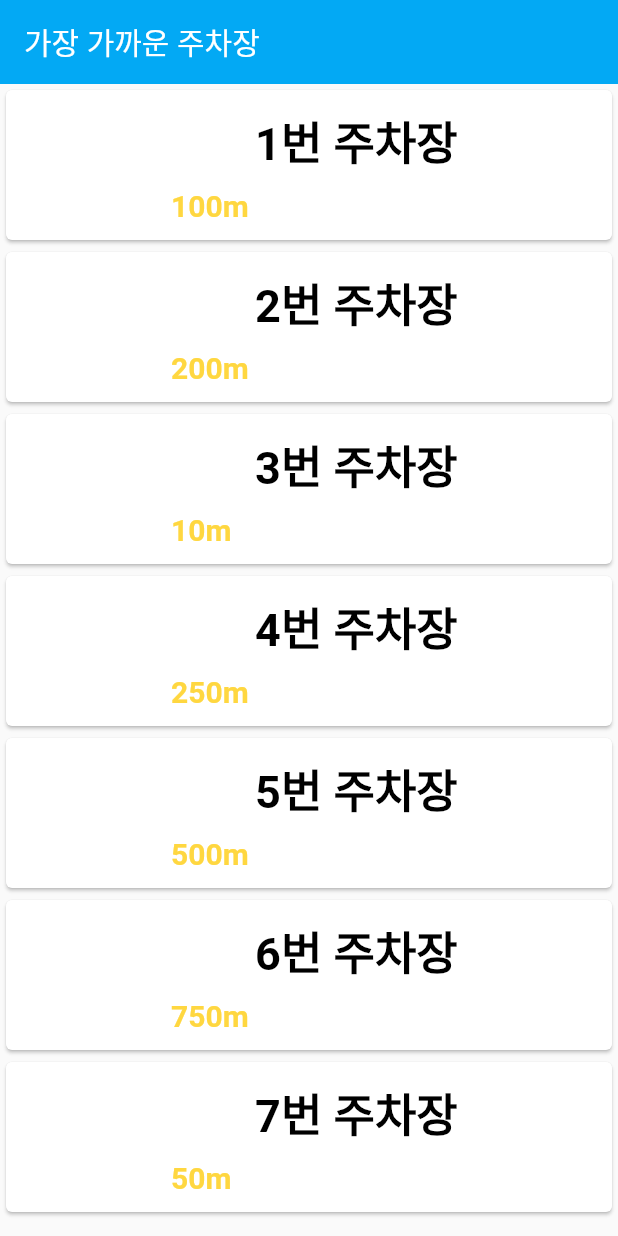
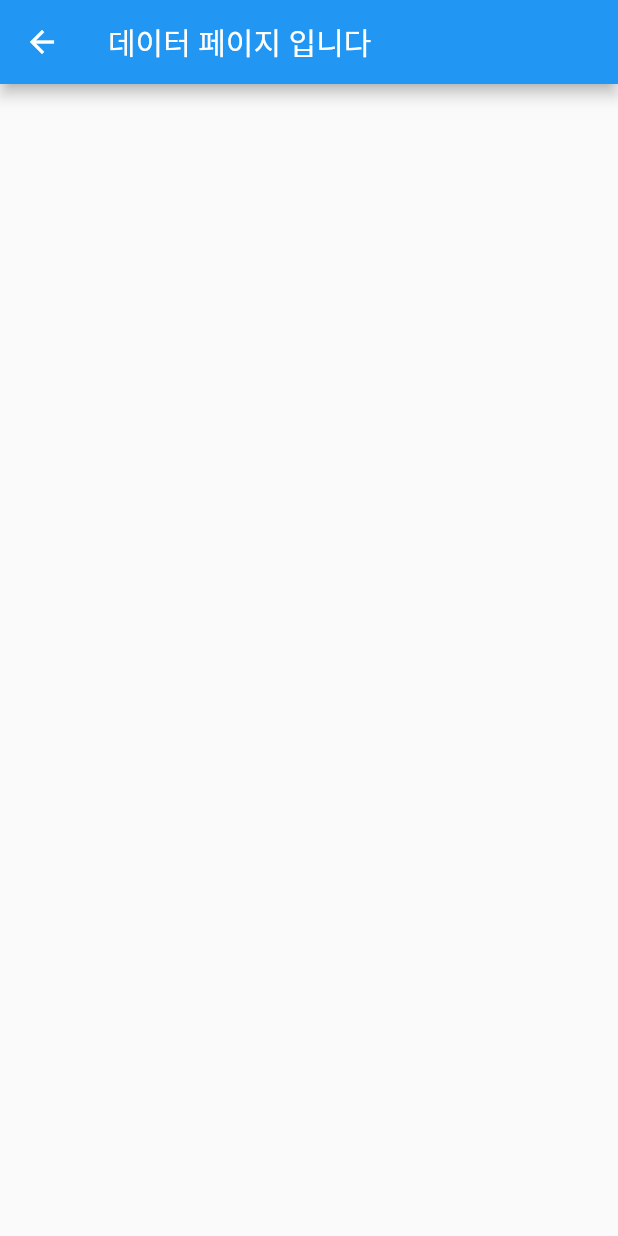
Before and after one commit to chanx2S2/parking_list, a Flutter app: the screen it shows after launch, after a tap on "1번 주차장", on a phone screen of 412 x 824 dp. Run offline on Flutter 3.47's test engine with Material 2 defaults, Android fonts, the phone set to English and light mode, and no system bars.

Commit message:
리스트 틀 완성

```diff
--- /dev/null
+++ b/lib/another_page.dart
@@ -0,0 +1,14 @@
+import 'package:flutter/material.dart';
+
+class AnotherPage extends StatelessWidget {
+  const AnotherPage({Key? key}) : super(key: key);
+
+  @override
+  Widget build(BuildContext context) {
+    return Scaffold(
+      appBar: AppBar(
+        title: Text('데이터 페이지 입니다'),
+      ),
+    );
+  }
+}
--- a/lib/main.dart
+++ b/lib/main.dart
@@ -1,4 +1,6 @@
 import 'package:flutter/material.dart';
+import 'package:parking_list/another_page.dart';
+import 'package:parking_list/model.dart';
 
 void main(){
   runApp(const MyApp());
@@ -25,7 +27,7 @@ class MyList extends StatefulWidget {
 
 class _MyListState extends State<MyList> {
 
-  static var parkinglotList = [
+  static List<String> parkinglotList = [
     '1번 주차장',
     '2번 주차장',
     '3번 주차장',
@@ -35,7 +37,7 @@ class _MyListState extends State<MyList> {
     '7번 주차장',
   ];
 
-  static var parkinglotDistance = [
+  static List<String> parkinglotDistance = [
     '100m',
     '200m',
     '10m',
@@ -63,49 +65,74 @@ class _MyListState extends State<MyList> {
           itemBuilder: (context, index) {
             return GestureDetector(
               onTap: (){
+                Navigator.of(context).push(MaterialPageRoute(
+                    builder: (context) => const AnotherPage()));
                 debugPrint(parkinglotList[index]);
               },
               child: Card(
-                child: Row(
-                  children: [
-                    const SizedBox(
-                      width: 100,
-                      height: 100,
-                    ),
-                    Padding(padding: const EdgeInsets.all(10),
-                      child: Column(
-                        children: [
-                          // const Icon(
-                          //   Icons.local_parking_rounded,
-                          //   color: Colors.lightBlue,
-                          //   size: 50,
-                          // ),
-                          Text(parkinglotList[index],
+                child: ListTile(
+                  contentPadding: EdgeInsets.all(20),
+                  title: Text(
+                    parkinglotList[index],
                     style: const TextStyle(
                       fontSize: 30,
                       fontWeight: FontWeight.bold,
                       color: Colors.black,
                     ),
                   ),
-                          const SizedBox(
-                            height: 10,
-                          ),
-                          SizedBox(
-                            width: width,
-                            child: Text(
+                  trailing: Text(
                     parkinglotDistance[index],
                     style: const TextStyle(
                       fontSize: 20,
                       fontWeight: FontWeight.bold,
-                                color: Colors.amberAccent
+                      color: Colors.amberAccent,
                     ),
                   ),
-                          )
-                        ],
+                  leading: SizedBox(
+                    height: 50,
+                    width: 50,
+                    child: const Icon(
+                      Icons.local_parking_rounded,
+                      color: Colors.lightBlue,
+                      size: 50,
                     ),
                   ),
-                  ],
                 ),
+                // child: Row(
+                //   children: [
+                //     const SizedBox(
+                //       width: 100,
+                //       height: 100,
+                //     ),
+                //     Padding(padding: const EdgeInsets.all(10),
+                //       child: Column(
+                //         children: [
+                //           Text(parkinglotList[index],
+                //             style: const TextStyle(
+                //               fontSize: 30,
+                //               fontWeight: FontWeight.bold,
+                //               color: Colors.black,
+                //             ),
+                //           ),
+                //           const SizedBox(
+                //             height: 10,
+                //           ),
+                //           SizedBox(
+                //             width: width,
+                //             child: Text(
+                //               parkinglotDistance[index],
+                //               style: const TextStyle(
+                //                 fontSize: 20,
+                //                 fontWeight: FontWeight.bold,
+                //                 color: Colors.amberAccent
+                //               ),
+                //             ),
+                //           )
+                //         ],
+                //       ),
+                //     ),
+                //   ],
+                // ),
               ),
             );
           },
```
Lines whose indentation alone changed are shown as unchanged.
